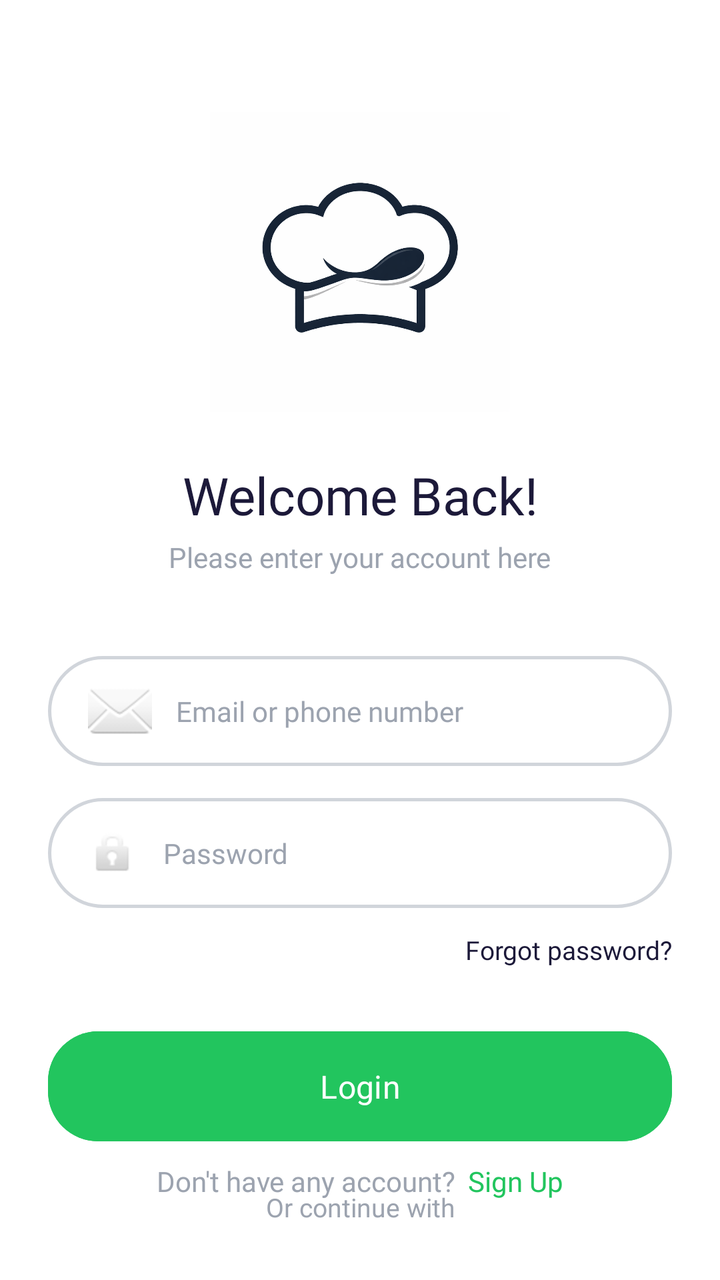
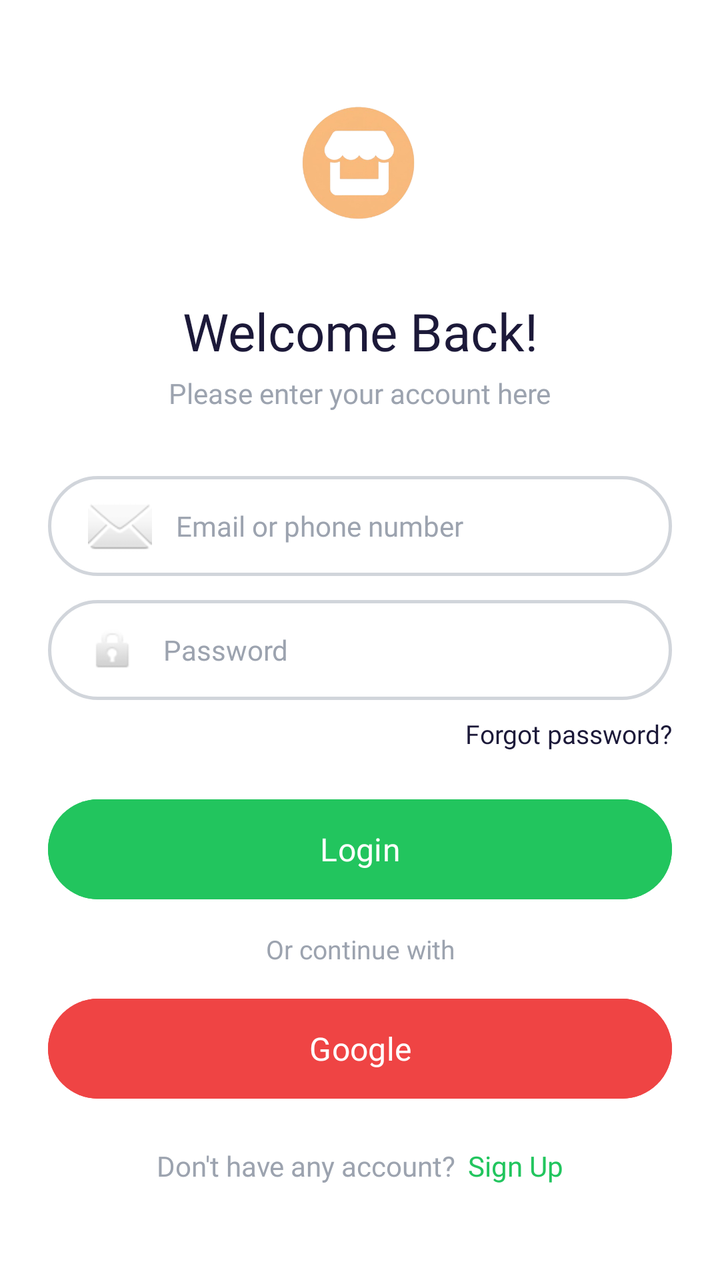

Two renders of the same Android screen: before a commit and after it. Below are the layout's source before the change and the commit's diff.
<!-- AndroidManifest.xml: application theme Theme.Rafifatom -->
<!-- res/layout/activity_login.xml -->
<?xml version="1.0" encoding="utf-8"?>
<androidx.constraintlayout.widget.ConstraintLayout xmlns:android="http://schemas.android.com/apk/res/android"
    xmlns:app="http://schemas.android.com/apk/res-auto"
    xmlns:tools="http://schemas.android.com/tools"
    android:id="@+id/main"
    android:layout_width="match_parent"
    android:layout_height="match_parent"
    android:background="@color/white"
    android:padding="24dp"
    tools:context=".Pertemuan3.LoginActivity">

    <ImageView
        android:id="@+id/imgLogo"
        android:layout_width="150dp"
        android:layout_height="150dp"
        android:layout_marginTop="32dp"
        android:scaleType="fitCenter"
        android:src="@drawable/logo_app"
        app:layout_constraintEnd_toEndOf="parent"
        app:layout_constraintStart_toStartOf="parent"
        app:layout_constraintTop_toTopOf="parent" />

    <TextView
        android:id="@+id/tvWelcome"
        android:layout_width="wrap_content"
        android:layout_height="wrap_content"
        android:layout_marginTop="24dp"
        android:fontFamily="@font/poppins_bold"
        android:text="@string/welcome_back"
        android:textColor="@color/text_primary"
        android:textSize="26sp"
        app:layout_constraintEnd_toEndOf="parent"
        app:layout_constraintStart_toStartOf="parent"
        app:layout_constraintTop_toBottomOf="@id/imgLogo" />

    <TextView
        android:id="@+id/tvSubtitle"
        android:layout_width="wrap_content"
        android:layout_height="wrap_content"
        android:layout_marginTop="4dp"
        android:fontFamily="@font/poppins_regular"
        android:text="@string/subtitle_login"
        android:textColor="@color/text_secondary"
        android:textSize="14sp"
        app:layout_constraintEnd_toEndOf="parent"
        app:layout_constraintStart_toStartOf="parent"
        app:layout_constraintTop_toBottomOf="@id/tvWelcome" />

    <EditText
        android:id="@+id/inputEmail"
        android:layout_width="match_parent"
        android:layout_height="55dp"
        android:layout_marginTop="40dp"
        android:background="@drawable/bg_input_rounded"
        android:drawableStart="@android:drawable/ic_dialog_email"
        android:drawablePadding="12dp"
        android:fontFamily="@font/poppins_regular"
        android:hint="@string/hint_email"
        android:inputType="textEmailAddress"
        android:paddingHorizontal="20dp"
        android:textColorHint="@color/text_secondary"
        android:textSize="14sp"
        app:layout_constraintTop_toBottomOf="@id/tvSubtitle" />

    <EditText
        android:id="@+id/inputPassword"
        android:layout_width="match_parent"
        android:layout_height="55dp"
        android:layout_marginTop="16dp"
        android:background="@drawable/bg_input_rounded"
        android:drawableStart="@android:drawable/ic_lock_idle_lock"
        android:drawablePadding="12dp"
        android:fontFamily="@font/poppins_regular"
        android:hint="@string/hint_password"
        android:inputType="textPassword"
        android:paddingHorizontal="20dp"
        android:textColorHint="@color/text_secondary"
        android:textSize="14sp"
        app:layout_constraintTop_toBottomOf="@id/inputEmail" />

    <TextView
        android:id="@+id/tvForgotPassword"
        android:layout_width="wrap_content"
        android:layout_height="wrap_content"
        android:layout_marginTop="12dp"
        android:fontFamily="@font/poppins_bold"
        android:text="@string/forgot_password"
        android:textColor="@color/text_primary"
        android:textSize="13sp"
        app:layout_constraintEnd_toEndOf="parent"
        app:layout_constraintTop_toBottomOf="@id/inputPassword" />

    <Button
        android:id="@+id/btnLogin"
        android:layout_width="match_parent"
        android:layout_height="55dp"
        android:layout_marginTop="32dp"
        android:backgroundTint="@color/button_green"
        android:fontFamily="@font/poppins_bold"
        android:insetTop="0dp"
        android:insetBottom="0dp"
        android:text="@string/btn_login"
        android:textAllCaps="false"
        android:textColor="@color/white"
        android:textSize="16sp"
        app:cornerRadius="25dp"
        app:layout_constraintTop_toBottomOf="@id/tvForgotPassword" />

    <TextView
        android:id="@+id/tvOr"
        android:layout_width="wrap_content"
        android:layout_height="wrap_content"
        android:layout_marginTop="24dp"
        android:fontFamily="@font/poppins_regular"
        android:text="@string/or_continue_with"
        android:textColor="@color/text_secondary"
        android:textSize="13sp"
        app:layout_constraintEnd_toEndOf="parent"
        app:layout_constraintStart_toStartOf="parent"
        app:layout_constraintTop_toBottomOf="@id/btnLogin" />

    <Button
        android:id="@+id/btnGoogle"
        android:layout_width="match_parent"
        android:layout_height="55dp"
        android:layout_marginTop="24dp"
        android:backgroundTint="@color/button_red"
        android:fontFamily="@font/poppins_bold"
        android:insetTop="0dp"
        android:insetBottom="0dp"
        android:text="@string/btn_google"
        android:textAllCaps="false"
        android:textColor="@color/white"
        android:textSize="16sp"
        app:cornerRadius="25dp"
        app:layout_constraintTop_toBottomOf="@id/tvOr" />

    <LinearLayout
        android:layout_width="wrap_content"
        android:layout_height="wrap_content"
        android:layout_marginBottom="16dp"
        android:orientation="horizontal"
        app:layout_constraintBottom_toBottomOf="parent"
        app:layout_constraintEnd_toEndOf="parent"
        app:layout_constraintStart_toStartOf="parent">

        <TextView
            android:layout_width="wrap_content"
            android:layout_height="wrap_content"
            android:fontFamily="@font/poppins_regular"
            android:text="@string/dont_have_account"
            android:textColor="@color/text_secondary"
            android:textSize="14sp" />

        <TextView
            android:id="@+id/tvSignUp"
            android:layout_width="wrap_content"
            android:layout_height="wrap_content"
            android:layout_marginStart="6dp"
            android:fontFamily="@font/poppins_bold"
            android:text="@string/sign_up"
            android:textColor="@color/button_green"
            android:textSize="14sp" />
    </LinearLayout>

</androidx.constraintlayout.widget.ConstraintLayout>
<!-- resources referenced by this layout -->
<resources>
  <color name="button_green">#22C55E</color>
  <color name="button_red">#EF4444</color>
  <color name="text_primary">#1C1939</color>
  <color name="text_secondary">#9CA3AF</color>
  <color name="white">#FFFFFFFF</color>
  <!-- drawable bg_input_rounded (drawable) -->
  <?xml version="1.0" encoding="utf-8"?>
  <shape xmlns:android="http://schemas.android.com/apk/res/android" android:shape="rectangle">
      <solid android:color="@android:color/transparent" />
      <stroke android:width="1.5dp" android:color="#D1D5DB" />
      <corners android:radius="30dp" />
  </shape>
  <!-- drawable logo_app: png bitmap (drawable, 160312 bytes) -->
  <string name="btn_google">Google</string>
  <string name="btn_login">Login</string>
  <string name="dont_have_account">Don\'t have any account?</string>
  <string name="forgot_password">Forgot password?</string>
  <string name="hint_email">Email or phone number</string>
  <string name="hint_password">Password</string>
  <string name="or_continue_with">Or continue with</string>
  <string name="sign_up">Sign Up</string>
  <string name="subtitle_login">Please enter your account here</string>
  <string name="welcome_back">Welcome Back!</string>
  <style name="Theme.Rafifatom" parent="Base.Theme.Rafifatom" />
  <style name="Base.Theme.Rafifatom" parent="Theme.Material3.DayNight.NoActionBar">
          
          
      </style>
</resources>

<!-- the commit's change to res/layout/activity_login.xml (unified diff, before → after) -->
@@ -6,16 +6,16 @@
     android:layout_width="match_parent"
     android:layout_height="match_parent"
     android:background="@color/white"
-    android:padding="24dp"
+    android:paddingHorizontal="24dp"
+    android:paddingTop="32dp"
     tools:context=".Pertemuan3.LoginActivity">
 
     <ImageView
         android:id="@+id/imgLogo"
-        android:layout_width="150dp"
-        android:layout_height="150dp"
-        android:layout_marginTop="32dp"
+        android:layout_width="100dp"
+        android:layout_height="100dp"
         android:scaleType="fitCenter"
-        android:src="@drawable/logo_app"
+        android:src="@drawable/umkm"
         app:layout_constraintEnd_toEndOf="parent"
         app:layout_constraintStart_toStartOf="parent"
         app:layout_constraintTop_toTopOf="parent" />
@@ -24,7 +24,7 @@
         android:id="@+id/tvWelcome"
         android:layout_width="wrap_content"
         android:layout_height="wrap_content"
-        android:layout_marginTop="24dp"
+        android:layout_marginTop="16dp"
         android:fontFamily="@font/poppins_bold"
         android:text="@string/welcome_back"
         android:textColor="@color/text_primary"
@@ -49,8 +49,8 @@
     <EditText
         android:id="@+id/inputEmail"
         android:layout_width="match_parent"
-        android:layout_height="55dp"
-        android:layout_marginTop="40dp"
+        android:layout_height="50dp"
+        android:layout_marginTop="32dp"
         android:background="@drawable/bg_input_rounded"
         android:drawableStart="@android:drawable/ic_dialog_email"
         android:drawablePadding="12dp"
@@ -65,8 +65,8 @@
     <EditText
         android:id="@+id/inputPassword"
         android:layout_width="match_parent"
-        android:layout_height="55dp"
-        android:layout_marginTop="16dp"
+        android:layout_height="50dp"
+        android:layout_marginTop="12dp"
         android:background="@drawable/bg_input_rounded"
         android:drawableStart="@android:drawable/ic_lock_idle_lock"
         android:drawablePadding="12dp"
@@ -82,7 +82,7 @@
         android:id="@+id/tvForgotPassword"
         android:layout_width="wrap_content"
         android:layout_height="wrap_content"
-        android:layout_marginTop="12dp"
+        android:layout_marginTop="8dp"
         android:fontFamily="@font/poppins_bold"
         android:text="@string/forgot_password"
         android:textColor="@color/text_primary"
@@ -93,8 +93,8 @@
     <Button
         android:id="@+id/btnLogin"
         android:layout_width="match_parent"
-        android:layout_height="55dp"
-        android:layout_marginTop="32dp"
+        android:layout_height="50dp"
+        android:layout_marginTop="24dp"
         android:backgroundTint="@color/button_green"
         android:fontFamily="@font/poppins_bold"
         android:insetTop="0dp"
@@ -110,7 +110,7 @@
         android:id="@+id/tvOr"
         android:layout_width="wrap_content"
         android:layout_height="wrap_content"
-        android:layout_marginTop="24dp"
+        android:layout_marginTop="16dp"
         android:fontFamily="@font/poppins_regular"
         android:text="@string/or_continue_with"
         android:textColor="@color/text_secondary"
@@ -122,8 +122,8 @@
     <Button
         android:id="@+id/btnGoogle"
         android:layout_width="match_parent"
-        android:layout_height="55dp"
-        android:layout_marginTop="24dp"
+        android:layout_height="50dp"
+        android:layout_marginTop="16dp"
         android:backgroundTint="@color/button_red"
         android:fontFamily="@font/poppins_bold"
         android:insetTop="0dp"
@@ -136,13 +136,14 @@
         app:layout_constraintTop_toBottomOf="@id/tvOr" />
 
     <LinearLayout
+        android:id="@+id/layoutSignUp"
         android:layout_width="wrap_content"
         android:layout_height="wrap_content"
-        android:layout_marginBottom="16dp"
+        android:layout_marginTop="24dp"
         android:orientation="horizontal"
-        app:layout_constraintBottom_toBottomOf="parent"
         app:layout_constraintEnd_toEndOf="parent"
-        app:layout_constraintStart_toStartOf="parent">
+        app:layout_constraintStart_toStartOf="parent"
+        app:layout_constraintTop_toBottomOf="@id/btnGoogle">
 
         <TextView
             android:layout_width="wrap_content"
<!-- resource entries referenced after the edit -->
@@ -12,7 +12,7 @@
       <stroke android:width="1.5dp" android:color="#D1D5DB" />
       <corners android:radius="30dp" />
   </shape>
-  <!-- drawable logo_app: png bitmap (drawable, 160312 bytes) -->
+  <!-- drawable umkm: png bitmap (drawable, 61533 bytes) -->
   <string name="btn_google">Google</string>
   <string name="btn_login">Login</string>
   <string name="dont_have_account">Don\'t have any account?</string>
